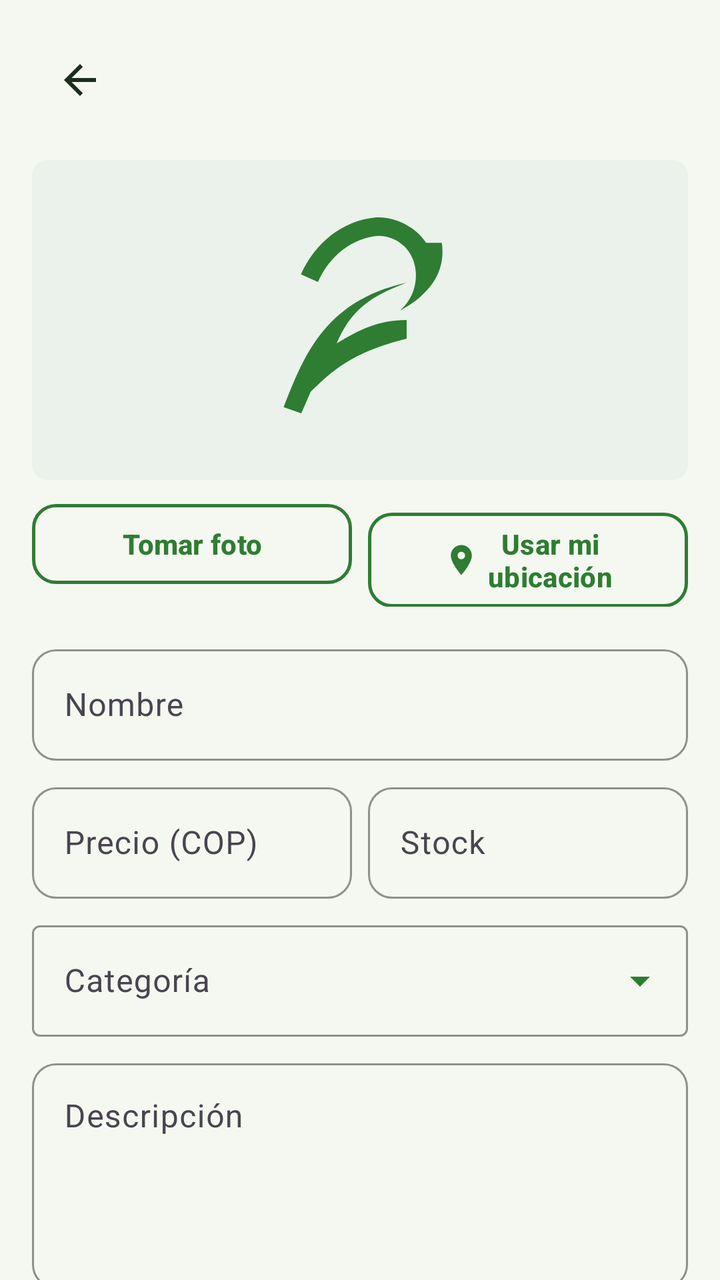
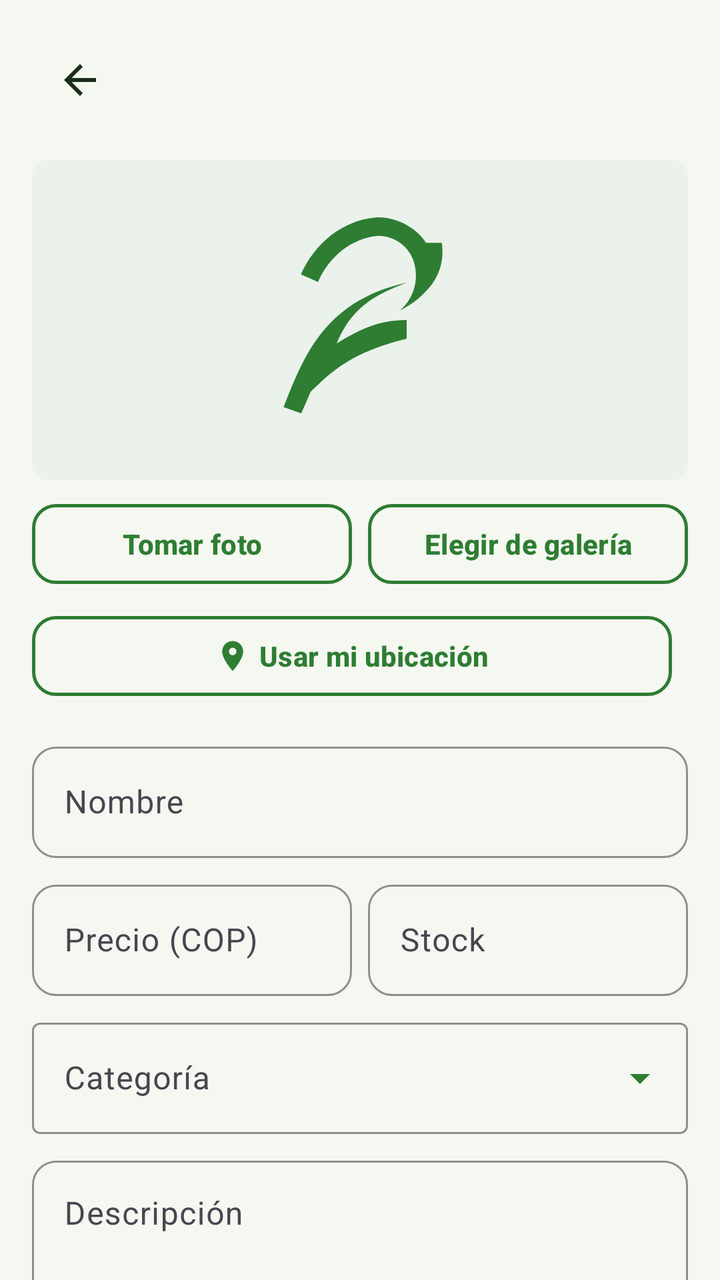

Compare the two renders of this Android layout. The source of the first and the diff that turns it into the second are given below.
<!-- AndroidManifest.xml: application theme Theme.CosechaLocal -->
<!-- res/layout/fragment_product_form.xml -->
<?xml version="1.0" encoding="utf-8"?>
<androidx.core.widget.NestedScrollView xmlns:android="http://schemas.android.com/apk/res/android"
    xmlns:app="http://schemas.android.com/apk/res-auto"
    android:layout_width="match_parent"
    android:layout_height="match_parent"
    android:background="@color/bg_light"
    android:fillViewport="true">

    <LinearLayout
        android:layout_width="match_parent"
        android:layout_height="wrap_content"
        android:orientation="vertical"
        android:padding="@dimen/spacing_medium">

        <LinearLayout
            android:layout_width="match_parent"
            android:layout_height="wrap_content"
            android:gravity="center_vertical"
            android:orientation="horizontal">

            <ImageButton
                android:id="@+id/btnBack"
                android:layout_width="@dimen/icon_button_min_size"
                android:layout_height="@dimen/icon_button_min_size"
                android:background="?attr/selectableItemBackgroundBorderless"
                android:contentDescription="@string/cd_back_button"
                android:src="@drawable/ic_arrow_back"
                app:tint="@color/text_primary" />

            <TextView
                android:id="@+id/tvFormTitle"
                android:layout_width="0dp"
                android:layout_height="wrap_content"
                android:layout_marginStart="@dimen/spacing_small"
                android:layout_weight="1"
                android:textColor="@color/text_primary"
                android:textSize="@dimen/text_size_title"
                android:textStyle="bold" />
        </LinearLayout>

        <ImageView
            android:id="@+id/ivFormImage"
            android:layout_width="match_parent"
            android:layout_height="@dimen/form_image_height"
            android:layout_marginTop="@dimen/spacing_medium"
            android:background="@drawable/bg_product_image"
            android:contentDescription="@string/cd_product_image"
            android:padding="@dimen/spacing_large"
            android:scaleType="centerInside"
            android:src="@drawable/ic_product_placeholder" />

        <LinearLayout
            android:layout_width="match_parent"
            android:layout_height="wrap_content"
            android:layout_marginTop="@dimen/spacing_small"
            android:orientation="horizontal">

            <com.google.android.material.button.MaterialButton
                android:id="@+id/btnTakePhoto"
                style="@style/Widget.CosechaLocal.Button.Secondary"
                android:layout_width="0dp"
                android:layout_height="wrap_content"
                android:layout_marginEnd="@dimen/spacing_small"
                android:layout_weight="1"
                android:text="@string/btn_take_photo"
                android:textSize="@dimen/text_size_body" />

            <com.google.android.material.button.MaterialButton
                android:id="@+id/btnUseLocation"
                style="@style/Widget.CosechaLocal.Button.Secondary"
                android:layout_width="0dp"
                android:layout_height="wrap_content"
                android:layout_weight="1"
                android:text="@string/btn_use_location"
                android:textSize="@dimen/text_size_body"
                app:icon="@drawable/ic_location"
                app:iconGravity="textStart" />
        </LinearLayout>

        <com.google.android.material.textfield.TextInputLayout
            android:id="@+id/tilName"
            style="@style/Widget.CosechaLocal.TextInputLayout"
            android:layout_width="match_parent"
            android:layout_height="wrap_content"
            android:layout_marginTop="@dimen/spacing_medium"
            android:hint="@string/form_name">

            <com.google.android.material.textfield.TextInputEditText
                android:id="@+id/etName"
                android:layout_width="match_parent"
                android:layout_height="wrap_content"
                android:inputType="textCapSentences"
                android:maxLines="1"
                android:minHeight="@dimen/input_min_height" />
        </com.google.android.material.textfield.TextInputLayout>

        <LinearLayout
            android:layout_width="match_parent"
            android:layout_height="wrap_content"
            android:layout_marginTop="@dimen/spacing_small"
            android:orientation="horizontal">

            <com.google.android.material.textfield.TextInputLayout
                android:id="@+id/tilPrice"
                style="@style/Widget.CosechaLocal.TextInputLayout"
                android:layout_width="0dp"
                android:layout_height="wrap_content"
                android:layout_marginEnd="@dimen/spacing_small"
                android:layout_weight="1"
                android:hint="@string/form_price"
                app:prefixText="$">

                <com.google.android.material.textfield.TextInputEditText
                    android:id="@+id/etPrice"
                    android:layout_width="match_parent"
                    android:layout_height="wrap_content"
                    android:inputType="number"
                    android:maxLines="1"
                    android:minHeight="@dimen/input_min_height" />
            </com.google.android.material.textfield.TextInputLayout>

            <com.google.android.material.textfield.TextInputLayout
                android:id="@+id/tilStock"
                style="@style/Widget.CosechaLocal.TextInputLayout"
                android:layout_width="0dp"
                android:layout_height="wrap_content"
                android:layout_weight="1"
                android:hint="@string/form_stock">

                <com.google.android.material.textfield.TextInputEditText
                    android:id="@+id/etStock"
                    android:layout_width="match_parent"
                    android:layout_height="wrap_content"
                    android:inputType="number"
                    android:maxLines="1"
                    android:minHeight="@dimen/input_min_height" />
            </com.google.android.material.textfield.TextInputLayout>
        </LinearLayout>

        <com.google.android.material.textfield.TextInputLayout
            android:id="@+id/tilCategory"
            style="@style/Widget.Material3.TextInputLayout.OutlinedBox.ExposedDropdownMenu"
            android:layout_width="match_parent"
            android:layout_height="wrap_content"
            android:layout_marginTop="@dimen/spacing_small"
            android:hint="@string/form_category"
            app:boxStrokeColor="@color/primary_green"
            app:endIconTint="@color/primary_green"
            app:hintTextColor="@color/primary_green">

            <com.google.android.material.textfield.MaterialAutoCompleteTextView
                android:id="@+id/actvCategory"
                android:layout_width="match_parent"
                android:layout_height="wrap_content"
                android:inputType="none"
                android:minHeight="@dimen/input_min_height" />
        </com.google.android.material.textfield.TextInputLayout>

        <com.google.android.material.textfield.TextInputLayout
            android:id="@+id/tilDescription"
            style="@style/Widget.CosechaLocal.TextInputLayout"
            android:layout_width="match_parent"
            android:layout_height="wrap_content"
            android:layout_marginTop="@dimen/spacing_small"
            android:hint="@string/form_description">

            <com.google.android.material.textfield.TextInputEditText
                android:id="@+id/etDescription"
                android:layout_width="match_parent"
                android:layout_height="wrap_content"
                android:gravity="top"
                android:inputType="textMultiLine|textCapSentences"
                android:lines="4"
                android:minHeight="@dimen/input_min_height" />
        </com.google.android.material.textfield.TextInputLayout>

        <com.google.android.material.button.MaterialButton
            android:id="@+id/btnSave"
            style="@style/Widget.CosechaLocal.Button.Primary"
            android:layout_width="match_parent"
            android:layout_height="wrap_content"
            android:layout_marginTop="@dimen/spacing_large"
            android:text="@string/btn_save" />
    </LinearLayout>
</androidx.core.widget.NestedScrollView>
<!-- resources referenced by this layout -->
<resources>
  <color name="bg_light">#F5F8F1</color>
  <color name="primary_green">#2E7D32</color>
  <color name="text_primary">#1B2E1C</color>
  <dimen name="form_image_height">160dp</dimen>
  <dimen name="icon_button_min_size">48dp</dimen>
  <dimen name="input_min_height">48dp</dimen>
  <dimen name="spacing_large">24dp</dimen>
  <dimen name="spacing_medium">16dp</dimen>
  <dimen name="spacing_small">8dp</dimen>
  <dimen name="text_size_body">14sp</dimen>
  <dimen name="text_size_title">20sp</dimen>
  <!-- drawable bg_product_image (drawable) -->
  <?xml version="1.0" encoding="utf-8"?>
  <shape xmlns:android="http://schemas.android.com/apk/res/android"
      android:shape="rectangle">
      <solid android:color="@color/image_placeholder_bg" />
      <corners android:radius="@dimen/corner_radius_small" />
  </shape>
  <!-- drawable ic_arrow_back (drawable) -->
  <vector xmlns:android="http://schemas.android.com/apk/res/android"
      android:width="24dp"
      android:height="24dp"
      android:viewportWidth="24"
      android:viewportHeight="24">
      <path
          android:fillColor="@color/primary_green"
          android:pathData="M20,11H7.83l5.59,-5.59L12,4l-8,8 8,8 1.41,-1.41L7.83,13H20v-2z" />
  </vector>
  <!-- drawable ic_location (drawable) -->
  <vector xmlns:android="http://schemas.android.com/apk/res/android"
      android:width="24dp"
      android:height="24dp"
      android:viewportWidth="24"
      android:viewportHeight="24">
      <path
          android:fillColor="@color/primary_green"
          android:pathData="M12,2C8.13,2 5,5.13 5,9c0,5.25 7,13 7,13s7,-7.75 7,-13c0,-3.87 -3.13,-7 -7,-7zm0,9.5c-1.38,0 -2.5,-1.12 -2.5,-2.5s1.12,-2.5 2.5,-2.5 2.5,1.12 2.5,2.5 -1.12,2.5 -2.5,2.5z" />
  </vector>
  <string name="btn_save">Guardar</string>
  <string name="btn_take_photo">Tomar foto</string>
  <string name="btn_use_location">Usar mi ubicación</string>
  <string name="cd_back_button">Volver a la pantalla anterior</string>
  <string name="cd_product_image">Imagen del producto</string>
  <string name="form_category">Categoría</string>
  <string name="form_description">Descripción</string>
  <string name="form_name">Nombre</string>
  <string name="form_price">Precio (COP)</string>
  <string name="form_stock">Stock</string>
  <style name="Widget.CosechaLocal.Button.Primary" parent="Widget.Material3.Button">
          <item name="backgroundTint">@color/primary_green</item>
          <item name="android:textColor">@color/white</item>
          <item name="android:minHeight">@dimen/button_min_height</item>
          <item name="cornerRadius">@dimen/corner_radius_button</item>
          <item name="android:textStyle">bold</item>
          <item name="android:textSize">@dimen/text_size_subtitle</item>
      </style>
  <style name="Theme.CosechaLocal" parent="Base.Theme.CosechaLocal" />
  <color name="image_placeholder_bg">#EAF2EB</color>
  <dimen name="corner_radius_small">8dp</dimen>
  <color name="white">#FFFFFF</color>
  <dimen name="button_min_height">48dp</dimen>
  <dimen name="corner_radius_button">12dp</dimen>
  <dimen name="text_size_subtitle">16sp</dimen>
  <dimen name="corner_radius_medium">12dp</dimen>
  <color name="dark_green">#1B4D2B</color>
  <color name="amber_accent">#F9A825</color>
  <color name="black">#000000</color>
  <color name="chip_selected_bg">#E8F5E9</color>
  <color name="error_red">#C62828</color>
  <!-- unchanged entries left out for length: 4 -->
</resources>

<!-- the commit's change to res/layout/fragment_product_form.xml (unified diff, before → after) -->
@@ -66,15 +66,42 @@
                 android:textSize="@dimen/text_size_body" />
 
             <com.google.android.material.button.MaterialButton
+                android:id="@+id/btnPickImage"
+                style="@style/Widget.CosechaLocal.Button.Secondary"
+                android:layout_width="0dp"
+                android:layout_height="wrap_content"
+                android:layout_weight="1"
+                android:text="@string/btn_pick_image"
+                android:textSize="@dimen/text_size_body" />
+        </LinearLayout>
+
+        <LinearLayout
+            android:layout_width="match_parent"
+            android:layout_height="wrap_content"
+            android:layout_marginTop="@dimen/spacing_small"
+            android:orientation="horizontal">
+
+            <com.google.android.material.button.MaterialButton
                 android:id="@+id/btnUseLocation"
                 style="@style/Widget.CosechaLocal.Button.Secondary"
                 android:layout_width="0dp"
                 android:layout_height="wrap_content"
+                android:layout_marginEnd="@dimen/spacing_small"
                 android:layout_weight="1"
                 android:text="@string/btn_use_location"
                 android:textSize="@dimen/text_size_body"
                 app:icon="@drawable/ic_location"
                 app:iconGravity="textStart" />
+
+            <com.google.android.material.button.MaterialButton
+                android:id="@+id/btnRemovePhoto"
+                style="@style/Widget.CosechaLocal.Button.Secondary"
+                android:layout_width="0dp"
+                android:layout_height="wrap_content"
+                android:layout_weight="1"
+                android:text="@string/btn_remove_photo"
+                android:textSize="@dimen/text_size_body"
+                android:visibility="gone" />
         </LinearLayout>
 
         <com.google.android.material.textfield.TextInputLayout
<!-- resource entries referenced after the edit -->
@@ -38,6 +38,8 @@
           android:fillColor="@color/primary_green"
           android:pathData="M12,2C8.13,2 5,5.13 5,9c0,5.25 7,13 7,13s7,-7.75 7,-13c0,-3.87 -3.13,-7 -7,-7zm0,9.5c-1.38,0 -2.5,-1.12 -2.5,-2.5s1.12,-2.5 2.5,-2.5 2.5,1.12 2.5,2.5 -1.12,2.5 -2.5,2.5z" />
   </vector>
+  <string name="btn_pick_image">Elegir de galería</string>
+  <string name="btn_remove_photo">Quitar foto</string>
   <string name="btn_save">Guardar</string>
   <string name="btn_take_photo">Tomar foto</string>
   <string name="btn_use_location">Usar mi ubicación</string>
